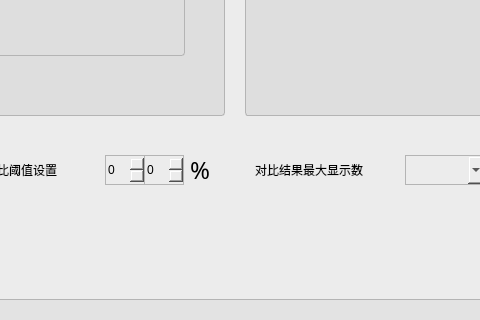
This is UIModule/faceonetonpane.ui in zhangjianscc/ZMClient as Qt 5 draws it before an edit; both pictures show x 95 to 575 and y 400 to 720 of the 1100 by 720 pixel window. The edited form follows.
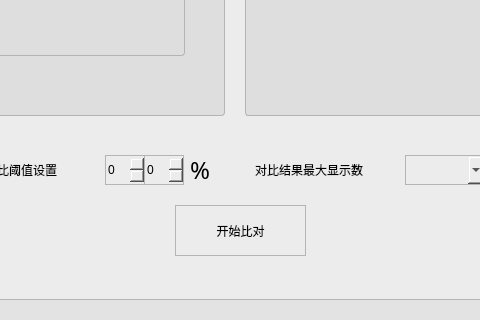
This is the edited form. Icons and pictures are not drawn.

Diff of the .ui file:
```diff
--- a/UIModule/faceonetonpane.ui
+++ b/UIModule/faceonetonpane.ui
@@ -424,11 +424,10 @@
              </rect>
             </property>
             <property name="styleSheet">
-             <string notr="true">border:none;
-border-image: url(:/images/比对btn-01.png);</string>
+             <string notr="true">border:1px solid rgb(180,180,180);</string>
             </property>
             <property name="text">
-             <string/>
+             <string>开始比对</string>
             </property>
            </widget>
           </widget>
```
Left out of the diff: 2 changed lines with no effect on the pictures.
